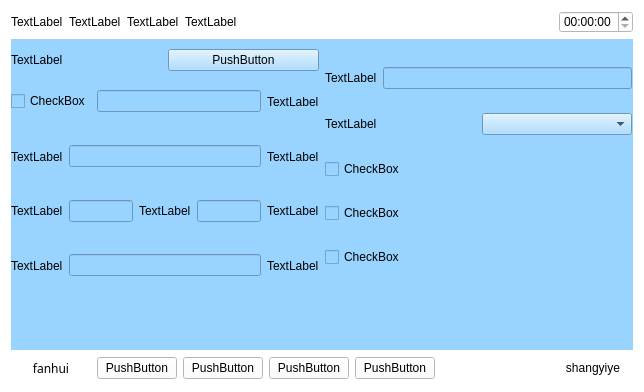
Before: the Qt Designer form WeighSensor/wurenzhishou.ui in xsw258x2s5w8/WeightSensor, drawn with Qt 5.
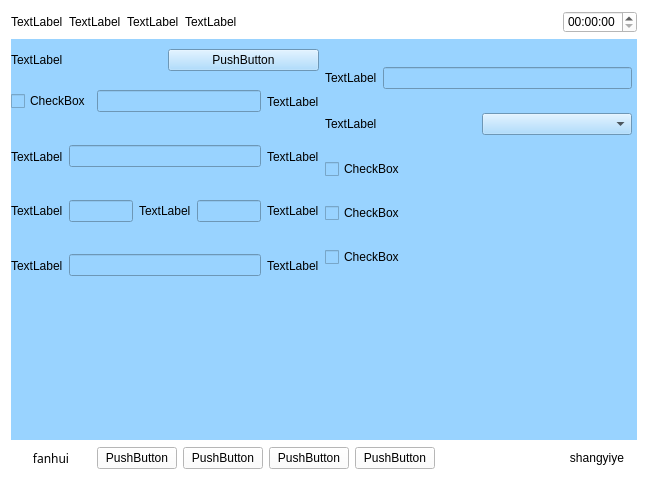
After: the same form once the commit is applied.

What changed in the file:
```diff
--- a/WeighSensor/wurenzhishou.ui
+++ b/WeighSensor/wurenzhishou.ui
@@ -6,8 +6,8 @@
    <rect>
     <x>0</x>
     <y>0</y>
-    <width>644</width>
-    <height>392</height>
+    <width>648</width>
+    <height>482</height>
    </rect>
   </property>
   <property name="windowTitle">
@@ -79,7 +79,7 @@
      <property name="styleSheet">
       <string notr="true">background-color: rgb(153, 211, 255);</string>
      </property>
-     <widget class="QWidget" name="">
+     <widget class="QWidget" name="layoutWidget">
       <property name="geometry">
        <rect>
         <x>0</x>
```
